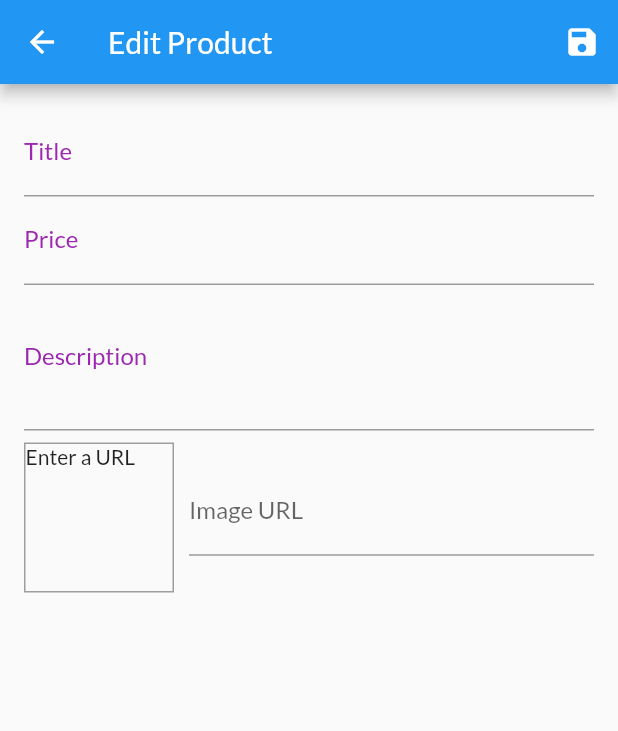
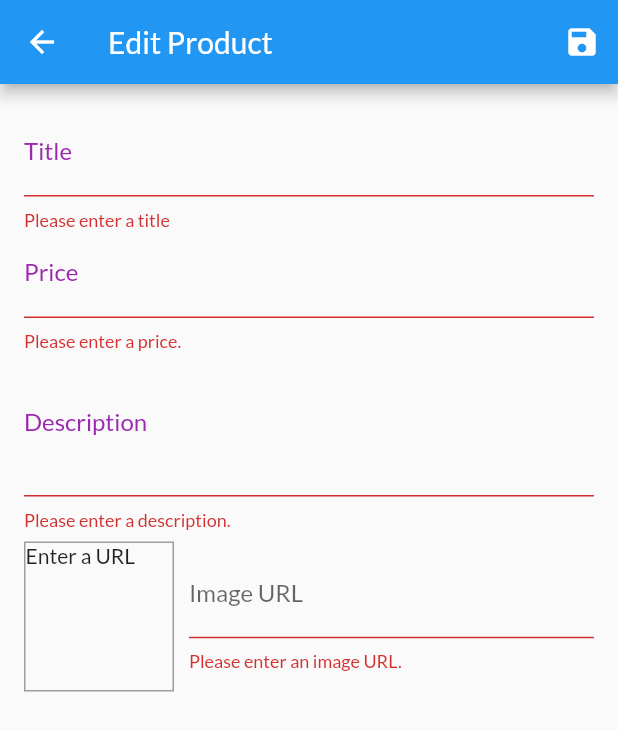
Before and after one commit to MariamGad/Shop_app, a Flutter app: the EditProductScreen screen opened by its route, after a tap on the "save" icon, on a phone screen of 412 x 824 dp. Shown: the top 731 px of the screen. Run offline on Flutter 3.47's test engine with Material 2 defaults, Android fonts, the phone set to English and light mode, and no system bars; network calls fail.

Commit message:
validating user input

```diff
--- a/lib/screens/edit_product_screen.dart
+++ b/lib/screens/edit_product_screen.dart
@@ -41,11 +41,22 @@ class _EditProductScreenState extends State<EditProductScreen> {
 
   void _updateImageUrl() {
     if (!_imageUrlFocusNode.hasFocus) {
+      if ((!_imageUrlController.text.startsWith('http') ||
+              !_imageUrlController.text.startsWith('https')) &&
+          (!_imageUrlController.text.endsWith('.png') ||
+              !_imageUrlController.text.endsWith('.jpg') ||
+              !_imageUrlController.text.endsWith('.jpeg'))) {
+        return;
+      }
       setState(() {});
     }
   }
 
   void _saveForm() {
+    final isValid = _form.currentState!.validate();
+    if (!isValid) {
+      return;
+    }
     _form.currentState!.save();
     print(_editedProduct.title);
     print(_editedProduct.price);
@@ -82,6 +93,12 @@ class _EditProductScreenState extends State<EditProductScreen> {
                 onFieldSubmitted: (_) {
                   FocusScope.of(context).requestFocus(_priceFocusNode);
                 },
+                validator: (value) {
+                  if (value!.isEmpty) {
+                    return 'Please enter a title';
+                  }
+                  return null;
+                },
                 onSaved: (value) {
                   _editedProduct = Product(
                     id: _editedProduct.id,
@@ -105,6 +122,18 @@ class _EditProductScreenState extends State<EditProductScreen> {
                 onFieldSubmitted: (_) {
                   FocusScope.of(context).requestFocus(_descriptionFocusNode);
                 },
+                validator: (value) {
+                  if (value!.isEmpty) {
+                    return 'Please enter a price.';
+                  }
+                  if (double.tryParse(value) == null) {
+                    return 'Please enter a valid number.';
+                  }
+                  if (double.parse(value) <= 0) {
+                    return 'Please enter a number greater than zero.';
+                  }
+                  return null;
+                },
                 onSaved: (value) {
                   _editedProduct = Product(
                     id: _editedProduct.id,
@@ -125,6 +154,15 @@ class _EditProductScreenState extends State<EditProductScreen> {
                     color: Theme.of(context).primaryColor,
                   ),
                 ),
+                validator: (value) {
+                  if (value!.isEmpty) {
+                    return 'Please enter a description.';
+                  }
+                  if (value.length < 10) {
+                    return 'Should be at least 10 characters long.';
+                  }
+                  return null;
+                },
                 onSaved: (value) {
                   _editedProduct = Product(
                     id: _editedProduct.id,
@@ -174,6 +212,21 @@ class _EditProductScreenState extends State<EditProductScreen> {
                       onFieldSubmitted: (_) {
                         _saveForm();
                       },
+                      validator: (value) {
+                        if (value!.isEmpty) {
+                          return 'Please enter an image URL.';
+                        }
+                        if (!value.startsWith('http') &&
+                            !value.startsWith('https')) {
+                          return 'Please enter a valid image URL.';
+                        }
+                        if (!value.endsWith('.png') &&
+                            !value.endsWith('.jpg') &&
+                            !value.endsWith('.jpeg')) {
+                          return 'Please enter a valid image URL.';
+                        }
+                        return null;
+                      },
                       onSaved: (value) {
                         _editedProduct = Product(
                           id: _editedProduct.id,
```
